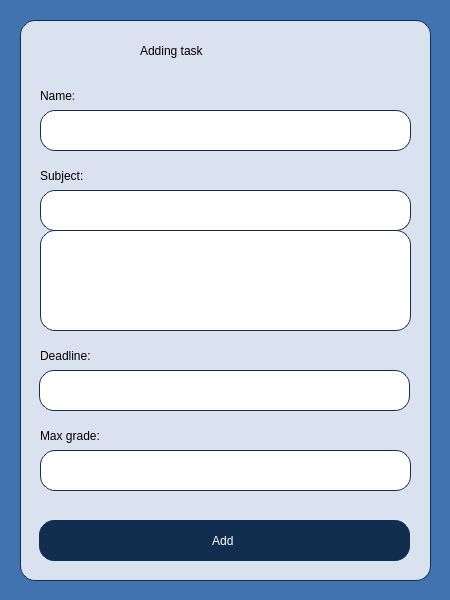
Above: Planner/agendaadding.ui from BeliaViktoria/Planner before the change. Below: the same form after it.
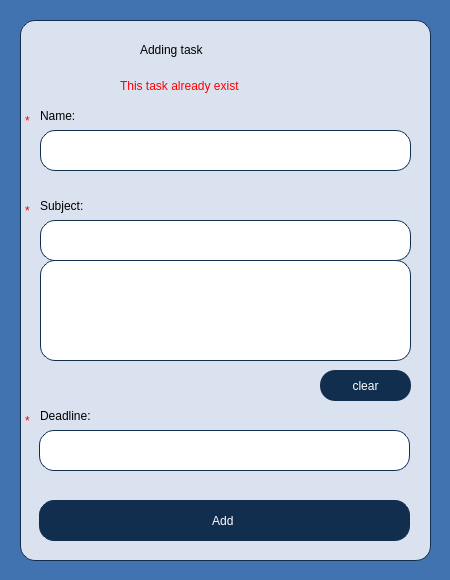
That is the form after the change.

```diff
--- a/Planner/agendaadding.ui
+++ b/Planner/agendaadding.ui
@@ -7,7 +7,7 @@
     <x>0</x>
     <y>0</y>
     <width>450</width>
-    <height>600</height>
+    <height>580</height>
    </rect>
   </property>
   <property name="sizePolicy">
@@ -19,13 +19,13 @@
   <property name="minimumSize">
    <size>
     <width>450</width>
-    <height>600</height>
+    <height>580</height>
    </size>
   </property>
   <property name="maximumSize">
    <size>
     <width>450</width>
-    <height>600</height>
+    <height>580</height>
    </size>
   </property>
   <property name="windowTitle">
@@ -38,7 +38,7 @@
    <property name="geometry">
     <rect>
      <x>40</x>
-     <y>80</y>
+     <y>100</y>
      <width>181</width>
      <height>31</height>
     </rect>
@@ -58,7 +58,7 @@
      <x>20</x>
      <y>20</y>
      <width>411</width>
-     <height>561</height>
+     <height>541</height>
     </rect>
    </property>
    <property name="styleSheet">
@@ -72,7 +72,7 @@
     <property name="geometry">
      <rect>
       <x>19</x>
-      <y>500</y>
+      <y>480</y>
       <width>371</width>
       <height>41</height>
      </rect>
@@ -89,12 +89,15 @@
     <property name="text">
      <string>Add </string>
     </property>
+    <property name="shortcut">
+     <string>Return</string>
+    </property>
    </widget>
    <widget class="QListWidget" name="listWidget_Subjects">
     <property name="geometry">
      <rect>
       <x>20</x>
-      <y>210</y>
+      <y>240</y>
       <width>371</width>
       <height>101</height>
      </rect>
@@ -103,6 +106,97 @@
      <string notr="true">background-color:rgb(255, 255, 255)</string>
     </property>
    </widget>
+   <widget class="QPushButton" name="pushButton_ClearSubjects">
+    <property name="geometry">
+     <rect>
+      <x>300</x>
+      <y>350</y>
+      <width>91</width>
+      <height>31</height>
+     </rect>
+    </property>
+    <property name="styleSheet">
+     <string notr="true">font: 14pt &quot;Gentium Book Basic&quot;;
+color:white;
+background-color:rgb(18, 46, 79);
+border-width:0px;</string>
+    </property>
+    <property name="text">
+     <string>clear</string>
+    </property>
+   </widget>
+   <widget class="QLabel" name="label_NessesaryField_1">
+    <property name="geometry">
+     <rect>
+      <x>5</x>
+      <y>85</y>
+      <width>16</width>
+      <height>31</height>
+     </rect>
+    </property>
+    <property name="styleSheet">
+     <string notr="true">border-width:0px;
+font: 14pt &quot;Gentium Book Basic&quot;;
+color:red;</string>
+    </property>
+    <property name="text">
+     <string>*</string>
+    </property>
+   </widget>
+   <widget class="QLabel" name="label_NessesaryField_2">
+    <property name="geometry">
+     <rect>
+      <x>5</x>
+      <y>175</y>
+      <width>16</width>
+      <height>31</height>
+     </rect>
+    </property>
+    <property name="styleSheet">
+     <string notr="true">border-width:0px;
+font: 14pt &quot;Gentium Book Basic&quot;;
+color:red;</string>
+    </property>
+    <property name="text">
+     <string>*</string>
+    </property>
+   </widget>
+   <widget class="QLabel" name="label_NessesaryField_3">
+    <property name="geometry">
+     <rect>
+      <x>5</x>
+      <y>385</y>
+      <width>16</width>
+      <height>31</height>
+     </rect>
+    </property>
+    <property name="styleSheet">
+     <string notr="true">border-width:0px;
+font: 14pt &quot;Gentium Book Basic&quot;;
+color:red;</string>
+    </property>
+    <property name="text">
+     <string>*</string>
+    </property>
+   </widget>
+   <widget class="QLabel" name="label_AlreadyExist">
+    <property name="geometry">
+     <rect>
+      <x>100</x>
+      <y>50</y>
+      <width>221</width>
+      <height>31</height>
+     </rect>
+    </property>
+    <property name="styleSheet">
+     <string notr="true">border-width:0px;
+font: 14pt &quot;Gentium Book Basic&quot;;
+color:red;</string>
+    </property>
+    <property name="text">
+     <string>This task already exist</string>
+    </property>
+   </widget>
   </widget>
   <widget class="QLabel" name="label_AddingTask">
    <property name="geometry">
@@ -110,7 +204,7 @@
      <x>140</x>
      <y>30</y>
      <width>171</width>
-     <height>41</height>
+     <height>40</height>
     </rect>
    </property>
    <property name="styleSheet">
@@ -126,7 +220,7 @@
    <property name="geometry">
     <rect>
      <x>40</x>
-     <y>110</y>
+     <y>130</y>
      <width>371</width>
      <height>41</height>
     </rect>
@@ -144,51 +238,11 @@
     <string/>
    </property>
   </widget>
-  <widget class="QLineEdit" name="lineEdit_Subject">
-   <property name="geometry">
-    <rect>
-     <x>40</x>
-     <y>190</y>
-     <width>371</width>
-     <height>41</height>
-    </rect>
-   </property>
-   <property name="styleSheet">
-    <string notr="true">background-color:rgb(255, 255, 255);
-border-radius:15px;
-border-style: solid;
-border-width: 1px;
-border-color: rgb(18, 46, 79);
-font: 14pt &quot;Gentium Book Basic&quot;;
-color:black;</string>
-   </property>
-   <property name="text">
-    <string/>
-   </property>
-  </widget>
-  <widget class="QLabel" name="label_MaxGrade">
-   <property name="geometry">
-    <rect>
-     <x>40</x>
-     <y>420</y>
-     <width>141</width>
-     <height>31</height>
-    </rect>
-   </property>
-   <property name="styleSheet">
-    <string notr="true">font: 14pt &quot;Gentium Book Basic&quot;;
-color:black;
-background-color:rgb(219, 226, 239);</string>
-   </property>
-   <property name="text">
-    <string>Max grade:</string>
-   </property>
-  </widget>
   <widget class="QLabel" name="label_Subject">
    <property name="geometry">
     <rect>
      <x>40</x>
-     <y>160</y>
+     <y>190</y>
      <width>121</width>
      <height>31</height>
     </rect>
@@ -206,7 +260,7 @@
    <property name="geometry">
     <rect>
      <x>40</x>
-     <y>340</y>
+     <y>400</y>
      <width>141</width>
      <height>31</height>
     </rect>
@@ -220,33 +274,33 @@
     <string>Deadline:</string>
    </property>
   </widget>
-  <widget class="QLineEdit" name="lineEdit_MaxGrade">
-   <property name="geometry">
-    <rect>
-     <x>40</x>
-     <y>450</y>
-     <width>371</width>
-     <height>41</height>
-    </rect>
-   </property>
-   <property name="styleSheet">
-    <string notr="true">background-color:rgb(255, 255, 255);
-border-radius:15px;
-border-style: solid;
-border-width: 1px;
-border-color: rgb(18, 46, 79);
-font: 14pt &quot;Gentium Book Basic&quot;;
-color:black;</string>
-   </property>
-   <property name="text">
-    <string/>
-   </property>
-  </widget>
   <widget class="QPushButton" name="pushButton_Deadline">
    <property name="geometry">
     <rect>
      <x>39</x>
-     <y>370</y>
+     <y>430</y>
+     <width>371</width>
+     <height>41</height>
+    </rect>
+   </property>
+   <property name="styleSheet">
+    <string notr="true">background-color:rgb(255, 255, 255);
+border-radius:15px;
+border-style: solid;
+border-width: 1px;
+border-color: rgb(18, 46, 79);
+font: 14pt &quot;Gentium Book Basic&quot;;
+color:black;</string>
+   </property>
+   <property name="text">
+    <string/>
+   </property>
+  </widget>
+  <widget class="QLabel" name="label_SubjectName">
+   <property name="geometry">
+    <rect>
+     <x>40</x>
+     <y>220</y>
      <width>371</width>
      <height>41</height>
     </rect>
@@ -268,12 +322,10 @@
   <zorder>label_Name</zorder>
   <zorder>label_AddingTask</zorder>
   <zorder>lineEdit_Name</zorder>
-  <zorder>label_MaxGrade</zorder>
   <zorder>label_Subject</zorder>
   <zorder>label_Deadline</zorder>
-  <zorder>lineEdit_Subject</zorder>
-  <zorder>lineEdit_MaxGrade</zorder>
   <zorder>pushButton_Deadline</zorder>
+  <zorder>label_SubjectName</zorder>
  </widget>
  <resources/>
  <connections/>
```
